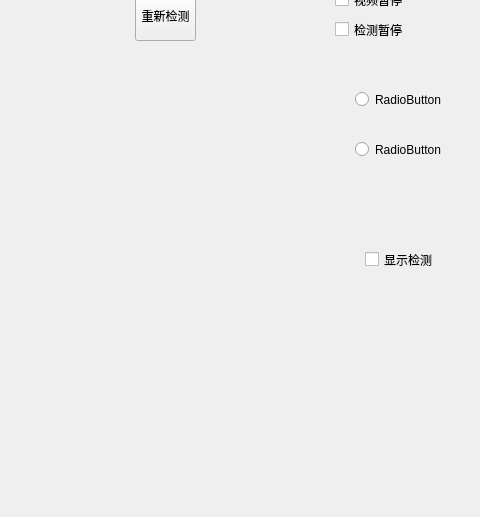
The window that Lesson_01/mainwindow.ui (pan3dme/pythonTiktok) describes before a commit, drawn with Qt 5; both pictures show x 385 to 865 and y 370 to 887 of the 865 by 887 pixel window.
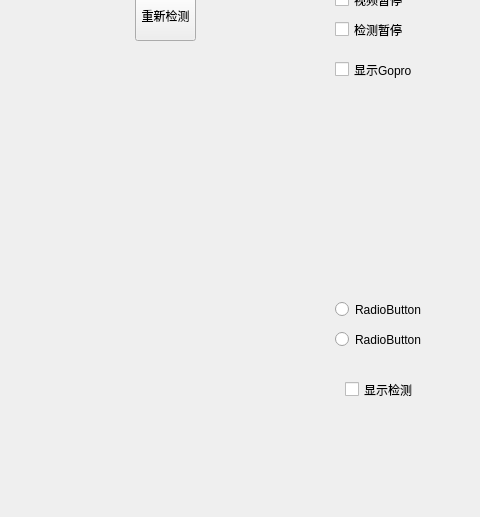
The same window after the commit.

What changed in the file:
```diff
--- a/Lesson_01/mainwindow.ui
+++ b/Lesson_01/mainwindow.ui
@@ -75,8 +75,8 @@
    <widget class="QRadioButton" name="radioButton">
     <property name="geometry">
      <rect>
-      <x>740</x>
-      <y>460</y>
+      <x>720</x>
+      <y>670</y>
       <width>95</width>
       <height>19</height>
      </rect>
@@ -101,8 +101,8 @@
    <widget class="QCheckBox" name="checkBox_2">
     <property name="geometry">
      <rect>
-      <x>750</x>
-      <y>620</y>
+      <x>730</x>
+      <y>750</y>
       <width>80</width>
       <height>19</height>
      </rect>
@@ -114,8 +114,8 @@
    <widget class="QRadioButton" name="radioButton_2">
     <property name="geometry">
      <rect>
-      <x>740</x>
-      <y>510</y>
+      <x>720</x>
+      <y>700</y>
       <width>95</width>
       <height>19</height>
      </rect>
@@ -359,6 +359,19 @@
      <string>视频暂停</string>
     </property>
    </widget>
+   <widget class="QCheckBox" name="showgoprovideo">
+    <property name="geometry">
+     <rect>
+      <x>720</x>
+      <y>430</y>
+      <width>121</width>
+      <height>19</height>
+     </rect>
+    </property>
+    <property name="text">
+     <string>显示Gopro</string>
+    </property>
+   </widget>
   </widget>
  </widget>
  <resources/>
```
